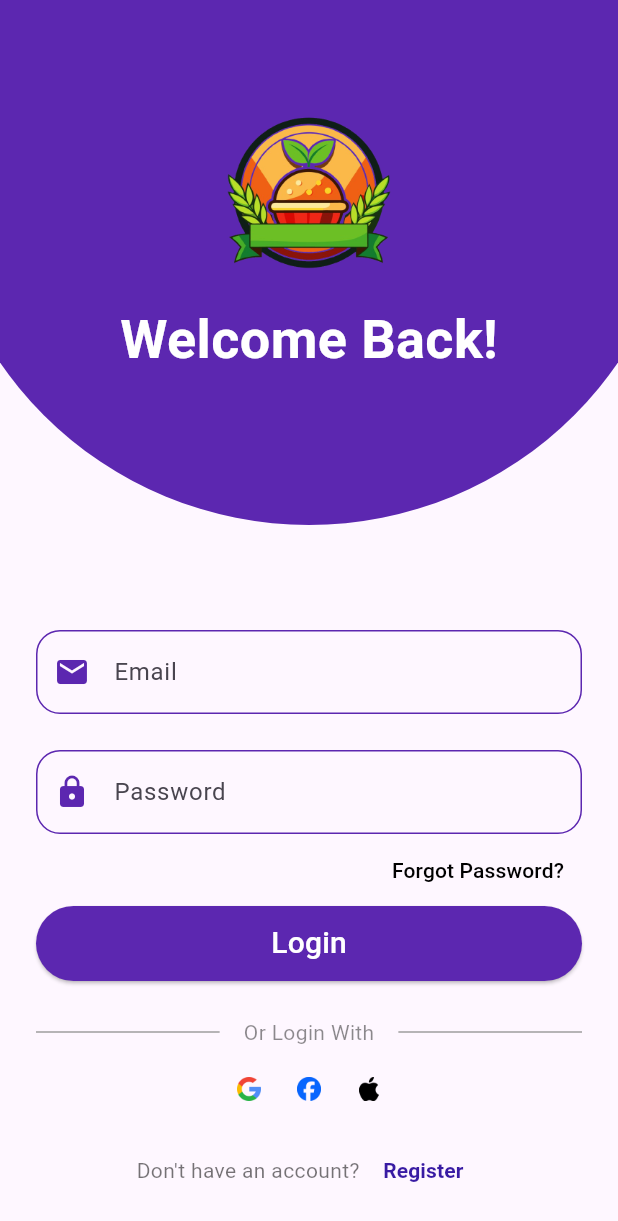
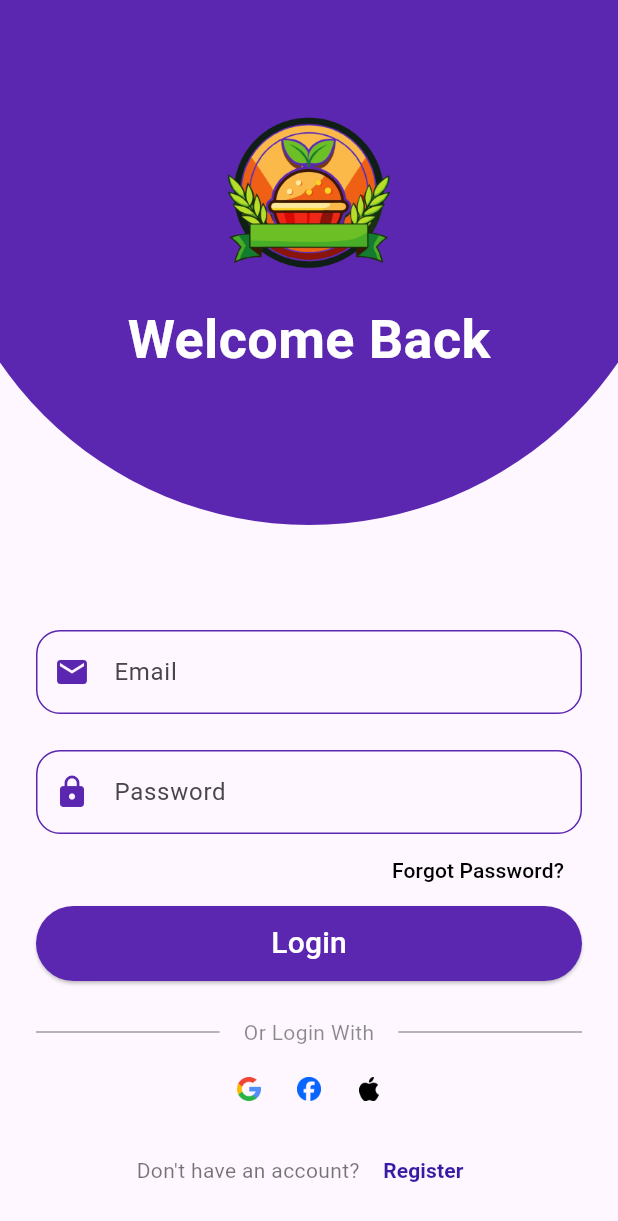
Before and after one commit to mudasirunar/Food-App-Flutter, a Flutter app: the screen it shows after launch, on a phone screen of 412 x 824 dp. Shown: the top 1221 px of the screen. Run offline on Flutter 3.47's test engine with Material 3 defaults, Android fonts, the phone set to English and light mode, and no system bars; our stand-ins replace get.

Commit message:
feat: implement GetX routing structure and centralize login screen strings

```diff
--- a/lib/screens/login_screem.dart
+++ b/lib/screens/login_screem.dart
@@ -1,6 +1,7 @@
 import 'package:flutter/material.dart';
 import 'package:project_app/screens/home_screen.dart';
 import 'package:project_app/screens/signup_screen.dart';
+import 'package:project_app/utils/app_strings.dart';
 
 class LoginScreen extends StatelessWidget {
   const LoginScreen({super.key});
@@ -30,7 +31,7 @@ class LoginScreen extends StatelessWidget {
                     Image.asset('assets/images/app_logo.png', height: 120),
                     const SizedBox(height: 12),
                     Text(
-                      'Welcome Back!',
+                      AppStrings.welcomeText,
                       style: TextStyle(
                         color: Colors.white,
                         fontSize: 36,
@@ -57,9 +58,9 @@ class LoginScreen extends StatelessWidget {
                       Icons.email,
                       color: Color.fromARGB(255, 92, 39, 176),
                     ),
-                    hintText: 'Enter Your Email',
+                    hintText: AppStrings.emailHint,
                     label: Text(
-                      'Email',
+                      AppStrings.emailLabel,
                       style: TextStyle(fontWeight: FontWeight.normal),
                     ),
                     border: OutlineInputBorder(
@@ -81,9 +82,9 @@ class LoginScreen extends StatelessWidget {
                       Icons.lock,
                       color: Color.fromARGB(255, 92, 39, 176),
                     ),
-                    hintText: 'Enter Your Password',
+                    hintText: AppStrings.passwordHint,
                     label: Text(
-                      'Password',
+                      AppStrings.passwordLabel,
                       style: TextStyle(fontWeight: FontWeight.normal),
                     ),
                     border: OutlineInputBorder(
@@ -102,8 +103,8 @@ class LoginScreen extends StatelessWidget {
                   children: [
                     TextButton(
                       onPressed: () {},
-                      child: const Text(
-                        'Forgot Password?',
+                      child: Text(
+                        AppStrings.forgetPassword,
                         style: TextStyle(color: Colors.black),
                       ),
                     ),
@@ -128,7 +129,7 @@ class LoginScreen extends StatelessWidget {
                       overlayColor: Colors.white.withValues(alpha: 0.2),
                     ),
                     child: Text(
-                      "Login",
+                      AppStrings.loginButtonText,
                       style: TextStyle(fontSize: 20, color: Colors.white),
                     ),
                   ),
@@ -142,7 +143,7 @@ class LoginScreen extends StatelessWidget {
                     const Padding(
                       padding: EdgeInsets.symmetric(horizontal: 16),
                       child: Text(
-                        'Or Login With',
+                        AppStrings.orLoginWith,
                         style: TextStyle(color: Colors.black45),
                       ),
                     ),
@@ -179,7 +180,7 @@ class LoginScreen extends StatelessWidget {
                   mainAxisAlignment: MainAxisAlignment.center,
                   children: [
                     Text(
-                      'Don\'t have an account? ',
+                      AppStrings.dontHaveAccount,
                       style: TextStyle(color: Colors.black54),
                     ),
                     TextButton(
@@ -191,7 +192,7 @@ class LoginScreen extends StatelessWidget {
                           ),
                         );
                       },
-                      child: Text('Register',
+                      child: Text(AppStrings.registerText,
                       style: TextStyle(
                         color: const Color.fromARGB(255, 56, 27, 163),
                         fontWeight: FontWeight.bold,
--- /dev/null
+++ b/lib/utils/app_strings.dart
@@ -0,0 +1,25 @@
+class AppStrings {
+  AppStrings._();
+
+  static const appName = 'Food Ordering App';
+
+  // -- Login Screen Strings --
+  static const welcomeText = 'Welcome Back';
+
+  static const emailLabel = 'Email';
+  static const emailHint = 'Enter Your Email';
+
+  static const passwordLabel = 'Password';
+  static const passwordHint = 'Enter Password';
+
+  static const forgetPassword = 'Forgot Password?';
+
+  static const loginButtonText = 'Login';
+
+  static const orLoginWith = 'Or Login With';
+
+  static const dontHaveAccount = "Don't have an account? ";
+
+  static const registerText = 'Register';
+
+}
```
Also changed, not shown: lib/routes/app_routes.dart (added, +10 -0 lines), lib/routes/route_management.dart (added, +21 -0 lines).
